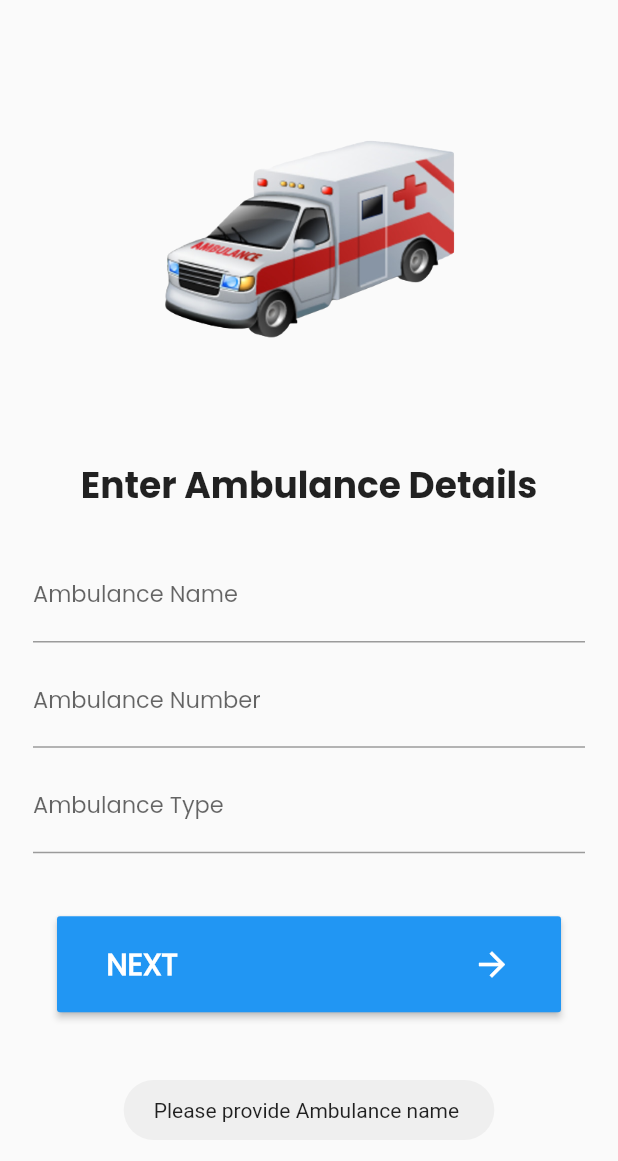
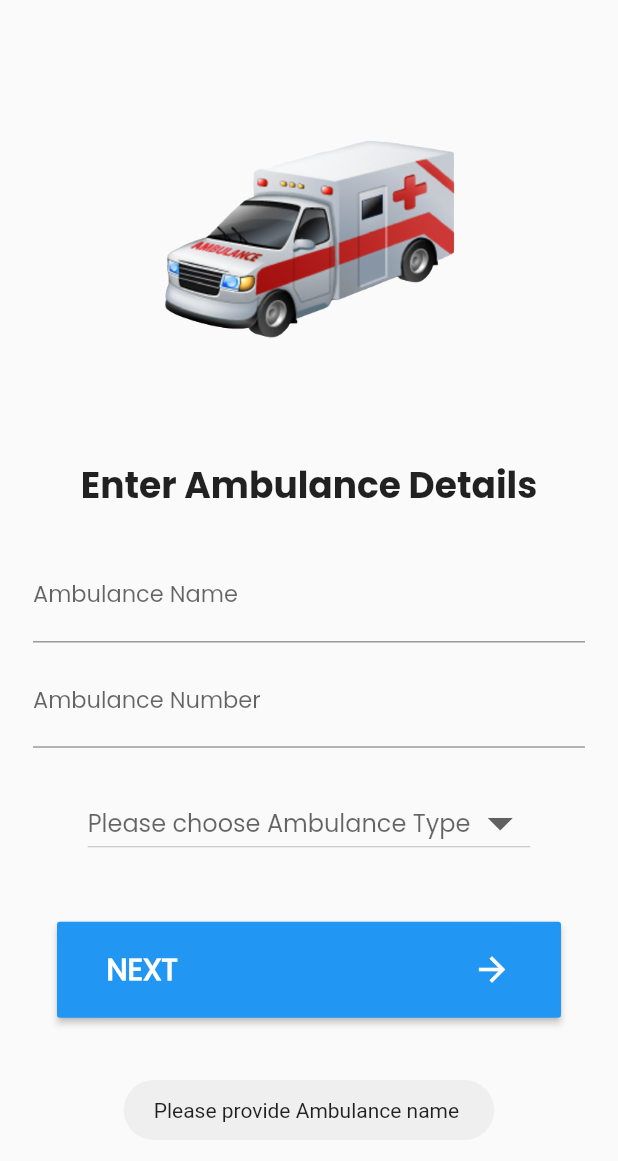
Before and after one commit to SandraMueni/saidia-plus-paramedic, a Flutter app: the AmbulanceInfoScreen screen opened by its route, after a tap on "NEXT", on a phone screen of 412 x 824 dp. Shown: the top 1161 px of the screen. Run offline on Flutter 3.47's test engine with Material 2 defaults, Android fonts, the phone set to English and light mode, and no system bars; our stand-ins replace assets_audio_player, firebase_auth, firebase_core, firebase_database, firebase_messaging, fluttertoast and 3 more; missing offline and left inert: flutter_geofire, flutter_polyline_points, maps_toolkit; accounts and stored records are empty.

Commit message:
Update Charges & Ambulance Category Dropdown

```diff
--- a/lib/AllScreens/ambulanceInfoScreen.dart
+++ b/lib/AllScreens/ambulanceInfoScreen.dart
@@ -10,6 +10,10 @@ class AmbulanceInfoScreen extends StatelessWidget
   TextEditingController ambulanceNameTextEditingController = TextEditingController();
   TextEditingController ambulanceNumberTextEditingController = TextEditingController();
   TextEditingController ambulanceTypeTextEditingController = TextEditingController();
+
+  List<String> ambulanceTypesList = ['Type-1', 'Type-2', 'Type-3'];
+
+  String selectedAmbulanceType;
 
   @override
   Widget build(BuildContext context)
@@ -48,14 +52,24 @@ class AmbulanceInfoScreen extends StatelessWidget
                       style: TextStyle(fontSize: 15.0),
                     ),
 
-                    SizedBox(height: 10.0,),
-                    TextField(
-                      controller: ambulanceTypeTextEditingController,
-                      decoration: InputDecoration(
-                        labelText: "Ambulance Type",
-                        hintStyle: TextStyle(color: Colors.grey, fontSize: 10.0),
-                      ),
-                      style: TextStyle(fontSize: 15.0),
+                    SizedBox(height:26.0,),
+
+                    DropdownButton(
+                      iconSize: 40,
+                      hint: Text('Please choose Ambulance Type'),
+                      value: selectedAmbulanceType,
+                      onChanged: (newValue)
+                      {
+                          selectedAmbulanceType = newValue;
+                          displayToastMessage(selectedAmbulanceType + " selected", context);
+                      },
+                      items: ambulanceTypesList.map((ambulance)
+                      {
+                        return DropdownMenuItem(
+                          child: new Text(ambulance),
+                          value: ambulance,
+                        );
+                      }).toList(),
                     ),
 
                     SizedBox(height: 42.0,),
@@ -73,9 +87,9 @@ class AmbulanceInfoScreen extends StatelessWidget
                           {
                             displayToastMessage("Please provide Ambulance registration number ", context);
                           }
-                          else if(ambulanceTypeTextEditingController.text.isEmpty)
+                          else if(selectedAmbulanceType == null)
                           {
-                            displayToastMessage("Please provide Ambulance registration type ", context);
+                            displayToastMessage("Please select Ambulance type ", context);
                           }
                           else
                           {
@@ -113,7 +127,7 @@ class AmbulanceInfoScreen extends StatelessWidget
     {
       "ambulance_name": ambulanceNameTextEditingController.text,
       "ambulance_number": ambulanceNumberTextEditingController.text,
-      "ambulance_type": ambulanceTypeTextEditingController.text,
+      "ambulance_type": selectedAmbulanceType,
     };
 
     paramedicsRef.child(paramedicId).child("ambulance_details").set(ambulanceInfoMap);
```
Also changed, not shown: lib/Assistants/assistantMethods.dart (+18 -1 lines), lib/tabsPages/homeTabPage.dart (+14 -0 lines).
